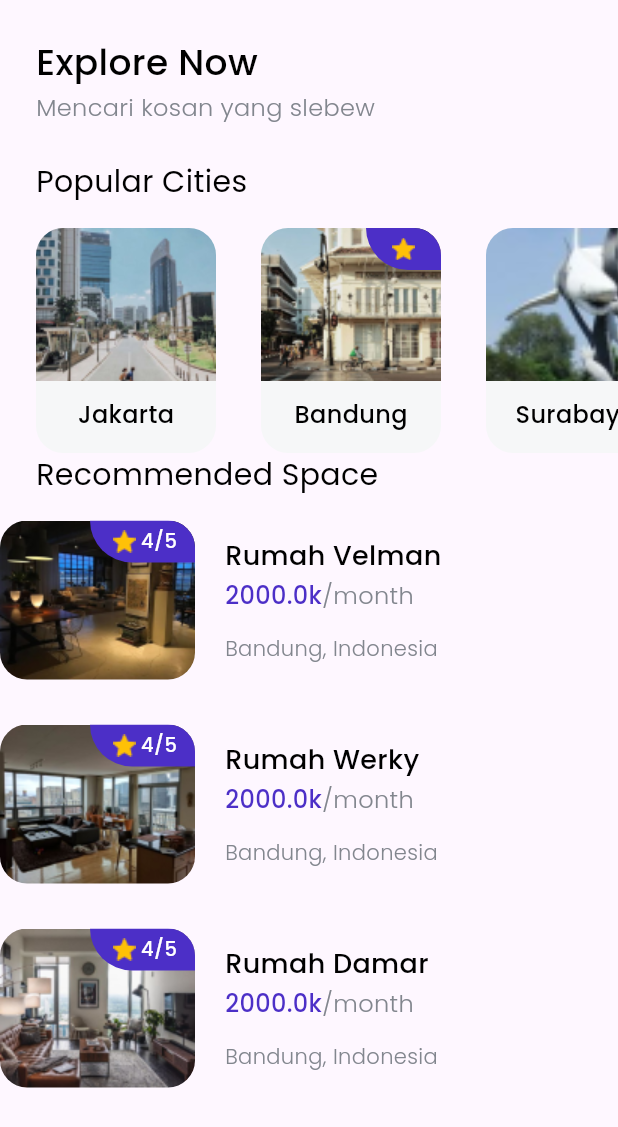
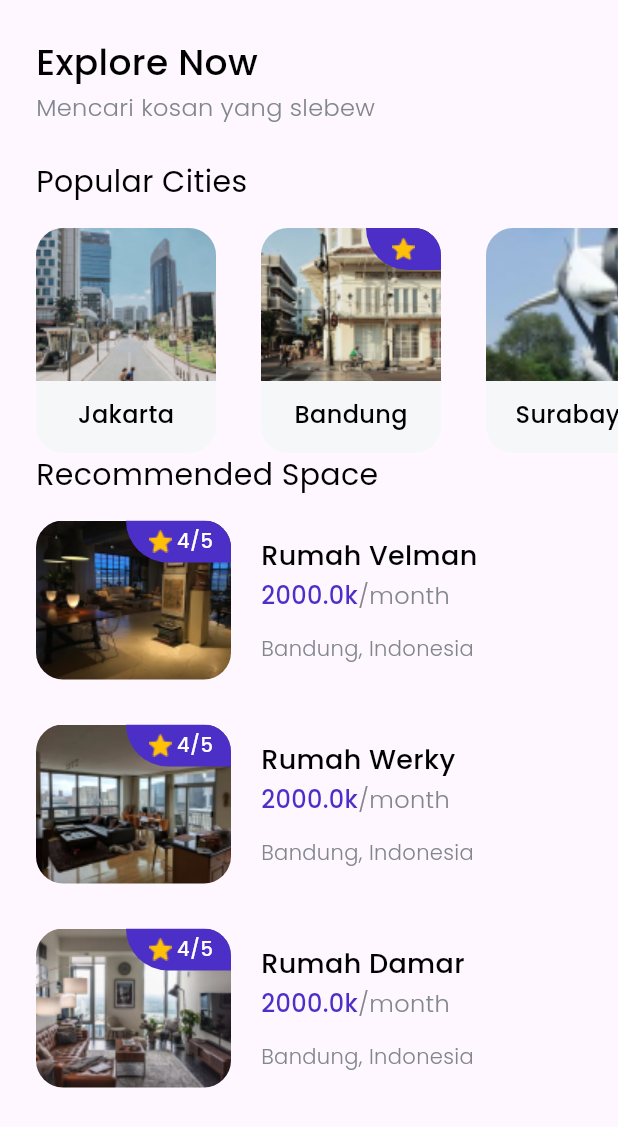
Before and after one commit to martinhlw/fullstack_flutter_firebase_find_house_app, a Flutter app: the HomePage screen opened directly, on a phone screen of 412 x 824 dp. Shown: the top 1127 px of the screen. Run offline on Flutter 3.47's test engine with Material 3 defaults, Android fonts, the phone set to English and light mode, and no system bars; our stand-ins replace google_fonts.

Commit message:
Update home_page.dart

```diff
--- a/find_house_app/lib/pages/home_page.dart
+++ b/find_house_app/lib/pages/home_page.dart
@@ -110,7 +110,11 @@ class HomePage extends StatelessWidget {
               SizedBox(
                 height: 16,
               ),
-              Column(
+              Padding(
+                padding: EdgeInsets.symmetric(
+                  horizontal: edge,
+                ),
+                child: Column(
                   children: [
                     SpaceCard(
                       Space(
@@ -153,6 +157,7 @@ class HomePage extends StatelessWidget {
                     ),
                   ],
                 ),
+              ),
             ],
           ),
         ),
```
Lines whose indentation alone changed are shown as unchanged.
